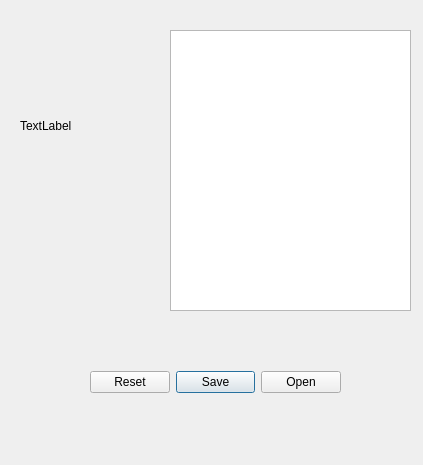
Qt form Visual Programming/Lab6/lab6_vp/krasnov.ui (Krasnoffsky/Study) before a commit.
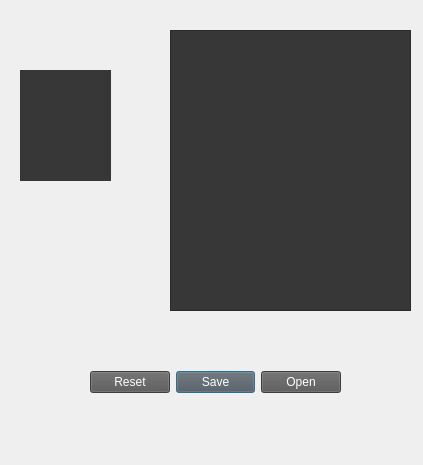
The same form after that commit.

Diff of the .ui file:
```diff
--- a/Visual Programming/Lab6/lab6_vp/krasnov.ui
+++ b/Visual Programming/Lab6/lab6_vp/krasnov.ui
@@ -13,6 +13,18 @@
   <property name="windowTitle">
    <string>Form</string>
   </property>
+  <property name="styleSheet">
+   <string notr="true">QPushButton:hover {background: rgb(93, 93, 93)}
+QPushButton {background: rgb(87,87,87); color: white}
+QTextEdit {background: rgb(55,55,55); color: white; border-color: rgb(45,45,45)}
+QLabel {background: rgb(55,55,55); color: white; border-color: rgb(45,45,45)}
+QMainWindow{background-color: rgb(55, 55, 55); color: white;}
+
+
+
+
+</string>
+  </property>
   <widget class="QLabel" name="label">
    <property name="geometry">
     <rect>
@@ -23,7 +35,7 @@
     </rect>
    </property>
    <property name="text">
-    <string>TextLabel</string>
+    <string/>
    </property>
   </widget>
   <widget class="QTextEdit" name="textEdit">
```
